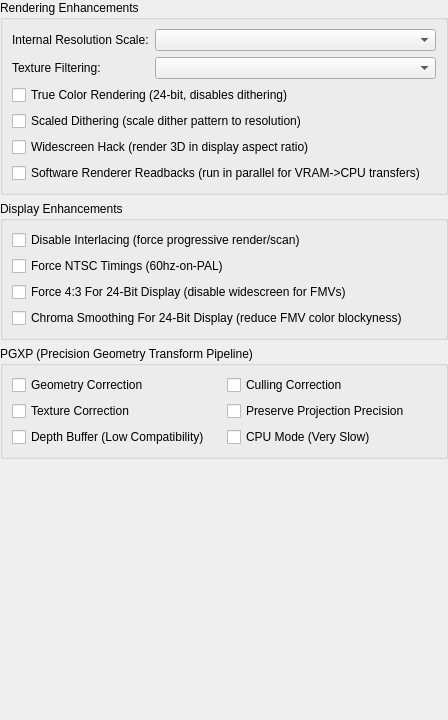
Before: the Qt Designer form src/duckstation-qt/enhancementsettingswidget.ui in kofxi3584karlayang/duckstation, drawn with Qt 5.
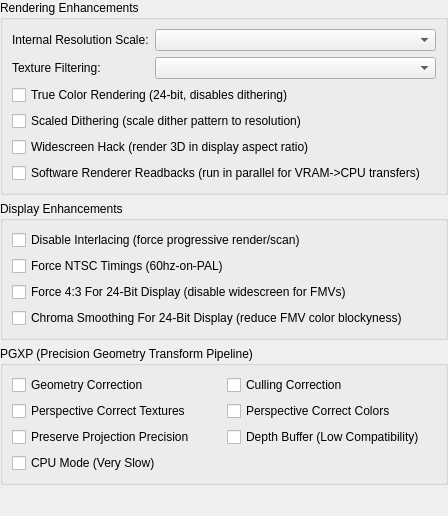
After: the same form once the commit is applied.

Commit message: GPU: Make perspective-correct color interpolation toggleable

```diff
--- a/src/duckstation-qt/enhancementsettingswidget.ui
+++ b/src/duckstation-qt/enhancementsettingswidget.ui
@@ -7,7 +7,7 @@
     <x>0</x>
     <y>0</y>
     <width>448</width>
-    <height>720</height>
+    <height>516</height>
    </rect>
   </property>
   <property name="windowTitle">
@@ -76,7 +76,7 @@
       <item row="6" column="0" colspan="2">
        <widget class="QCheckBox" name="useSoftwareRendererForReadbacks">
         <property name="text">
-          <string>Software Renderer Readbacks (run in parallel for VRAM->CPU transfers)</string>
+         <string>Software Renderer Readbacks (run in parallel for VRAM-&gt;CPU transfers)</string>
         </property>
        </widget>
       </item>
@@ -126,13 +126,6 @@
       <string>PGXP (Precision Geometry Transform Pipeline)</string>
      </property>
      <layout class="QGridLayout" name="gridLayout">
-      <item row="0" column="0">
-       <widget class="QCheckBox" name="pgxpEnable">
-        <property name="text">
-         <string>Geometry Correction</string>
-        </property>
-       </widget>
-      </item>
       <item row="0" column="1">
        <widget class="QCheckBox" name="pgxpCulling">
         <property name="text">
@@ -143,31 +136,45 @@
       <item row="1" column="0">
        <widget class="QCheckBox" name="pgxpTextureCorrection">
         <property name="text">
-         <string>Texture Correction</string>
+         <string>Perspective Correct Textures</string>
         </property>
        </widget>
       </item>
-      <item row="1" column="1">
-       <widget class="QCheckBox" name="pgxpPreserveProjPrecision">
+      <item row="0" column="0">
+       <widget class="QCheckBox" name="pgxpEnable">
         <property name="text">
-         <string>Preserve Projection Precision</string>
+         <string>Geometry Correction</string>
         </property>
        </widget>
       </item>
-      <item row="2" column="0">
-       <widget class="QCheckBox" name="pgxpDepthBuffer">
-        <property name="text">
-         <string>Depth Buffer (Low Compatibility)</string>
-        </property>
-       </widget>
-      </item>
-      <item row="2" column="1">
+      <item row="3" column="0">
        <widget class="QCheckBox" name="pgxpCPU">
         <property name="text">
          <string>CPU Mode (Very Slow)</string>
         </property>
        </widget>
       </item>
+      <item row="2" column="1">
+       <widget class="QCheckBox" name="pgxpDepthBuffer">
+        <property name="text">
+         <string>Depth Buffer (Low Compatibility)</string>
+        </property>
+       </widget>
+      </item>
+      <item row="2" column="0">
+       <widget class="QCheckBox" name="pgxpPreserveProjPrecision">
+        <property name="text">
+         <string>Preserve Projection Precision</string>
+        </property>
+       </widget>
+      </item>
+      <item row="1" column="1">
+       <widget class="QCheckBox" name="pgxpColorCorrection">
+        <property name="text">
+         <string>Perspective Correct Colors</string>
+        </property>
+       </widget>
+      </item>
      </layout>
     </widget>
    </item>
```
The commit also changes 19 other files.
